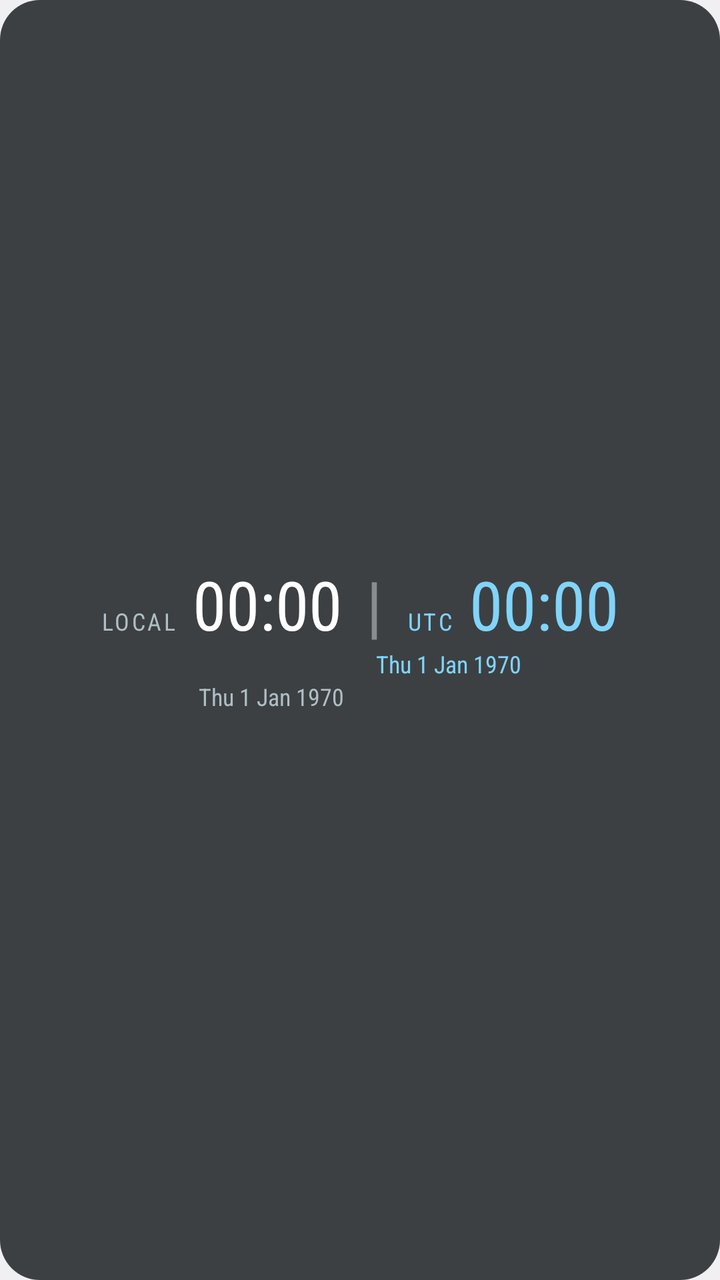
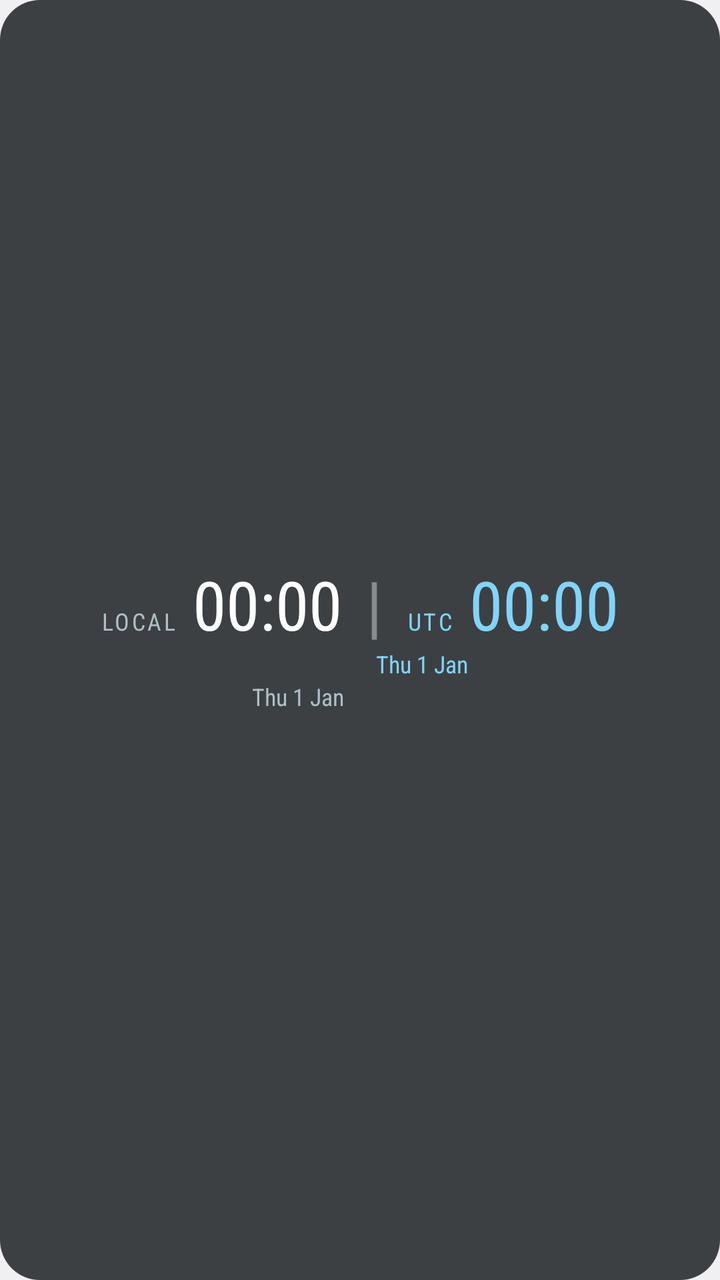

Two renders of the same Android screen: before a commit and after it. Below are the layout's source before the change and the commit's diff.
<!-- AndroidManifest.xml: application theme AppTheme -->
<!-- res/layout/widget_pipe_condensed.xml -->
<?xml version="1.0" encoding="utf-8"?>
<LinearLayout xmlns:android="http://schemas.android.com/apk/res/android" android:id="@+id/root" android:layout_width="match_parent" android:layout_height="match_parent" android:background="@drawable/widget_bg" android:gravity="center" android:orientation="vertical" android:padding="14dp">
<LinearLayout android:layout_width="wrap_content" android:layout_height="wrap_content" android:orientation="horizontal" android:baselineAligned="true" >
<TextView android:id="@+id/label_local" android:layout_width="wrap_content" android:layout_height="wrap_content"
    android:fontFamily="sans-serif-condensed" android:letterSpacing="0.1" android:text="@string/label_local"
    android:textColor="#B0BEC5" android:textSize="12sp" android:layout_marginEnd="8dp"/>
<TextClock android:id="@+id/clock_local" android:layout_width="wrap_content" android:layout_height="wrap_content"
    android:fontFamily="sans-serif-condensed" android:format12Hour="HH:mm" android:format24Hour="HH:mm" android:includeFontPadding="false" android:maxLines="1"
    android:textColor="#FFFFFF" android:textSize="34sp"  />
<TextView android:id="@+id/pipe" android:layout_width="wrap_content" android:layout_height="wrap_content" android:layout_marginStart="12dp" android:layout_marginEnd="12dp" android:fontFamily="sans-serif-condensed" android:includeFontPadding="false" android:text="|" android:textColor="#66FFFFFF" android:textSize="34sp" />
<TextView android:id="@+id/label_utc" android:layout_width="wrap_content" android:layout_height="wrap_content"
    android:fontFamily="sans-serif-condensed" android:letterSpacing="0.1" android:text="@string/label_utc"
    android:textColor="#81D4FA" android:textSize="12sp" android:layout_marginEnd="8dp"/>
<TextClock android:id="@+id/clock_utc" android:layout_width="wrap_content" android:layout_height="wrap_content"
    android:fontFamily="sans-serif-condensed" android:format12Hour="HH:mm" android:format24Hour="HH:mm" android:includeFontPadding="false" android:maxLines="1"
    android:textColor="#81D4FA" android:textSize="34sp" android:timeZone="UTC" />
</LinearLayout>
<LinearLayout android:layout_width="wrap_content" android:layout_height="wrap_content" android:orientation="horizontal" android:baselineAligned="true" android:layout_marginTop="2dp">
<LinearLayout android:layout_width="wrap_content" android:layout_height="wrap_content" android:orientation="vertical" >
<TextView android:id="@+id/zone_local" android:layout_width="wrap_content" android:layout_height="wrap_content"
    android:fontFamily="sans-serif-condensed" android:textColor="#B0BEC5" android:textSize="12sp" />
<TextClock android:id="@+id/date_local" android:layout_width="wrap_content" android:layout_height="wrap_content"
    android:fontFamily="sans-serif-condensed" android:format12Hour="EEE d MMM yyyy" android:format24Hour="EEE d MMM yyyy" android:includeFontPadding="false" android:maxLines="1"
    android:textColor="#B0BEC5" android:textSize="12sp"  />
</LinearLayout>
<TextClock android:layout_marginStart="16dp" android:id="@+id/date_utc" android:layout_width="wrap_content" android:layout_height="wrap_content"
    android:fontFamily="sans-serif-condensed" android:format12Hour="EEE d MMM yyyy" android:format24Hour="EEE d MMM yyyy" android:includeFontPadding="false" android:maxLines="1"
    android:textColor="#81D4FA" android:textSize="12sp" android:timeZone="UTC" />
</LinearLayout>
</LinearLayout>
<!-- resources referenced by this layout -->
<resources>
  <!-- drawable widget_bg (drawable) -->
  <?xml version="1.0" encoding="utf-8"?>
  <shape xmlns:android="http://schemas.android.com/apk/res/android" android:shape="rectangle">
      <solid android:color="#CC101418" />
      <corners android:radius="20dp" />
  </shape>
  <string name="label_local">LOCAL</string>
  <string name="label_utc">UTC</string>
  <style name="AppTheme" parent="@android:style/Theme.DeviceDefault.Light.NoActionBar" />
</resources>

<!-- the commit's change to res/layout/widget_pipe_condensed.xml (unified diff, before → after) -->
@@ -20,11 +20,11 @@
 <TextView android:id="@+id/zone_local" android:layout_width="wrap_content" android:layout_height="wrap_content"
     android:fontFamily="sans-serif-condensed" android:textColor="#B0BEC5" android:textSize="12sp" />
 <TextClock android:id="@+id/date_local" android:layout_width="wrap_content" android:layout_height="wrap_content"
-    android:fontFamily="sans-serif-condensed" android:format12Hour="EEE d MMM yyyy" android:format24Hour="EEE d MMM yyyy" android:includeFontPadding="false" android:maxLines="1"
+    android:fontFamily="sans-serif-condensed" android:format12Hour="EEE d MMM" android:format24Hour="EEE d MMM" android:includeFontPadding="false" android:maxLines="1"
     android:textColor="#B0BEC5" android:textSize="12sp"  />
 </LinearLayout>
 <TextClock android:layout_marginStart="16dp" android:id="@+id/date_utc" android:layout_width="wrap_content" android:layout_height="wrap_content"
-    android:fontFamily="sans-serif-condensed" android:format12Hour="EEE d MMM yyyy" android:format24Hour="EEE d MMM yyyy" android:includeFontPadding="false" android:maxLines="1"
+    android:fontFamily="sans-serif-condensed" android:format12Hour="EEE d MMM" android:format24Hour="EEE d MMM" android:includeFontPadding="false" android:maxLines="1"
     android:textColor="#81D4FA" android:textSize="12sp" android:timeZone="UTC" />
 </LinearLayout>
 </LinearLayout>
